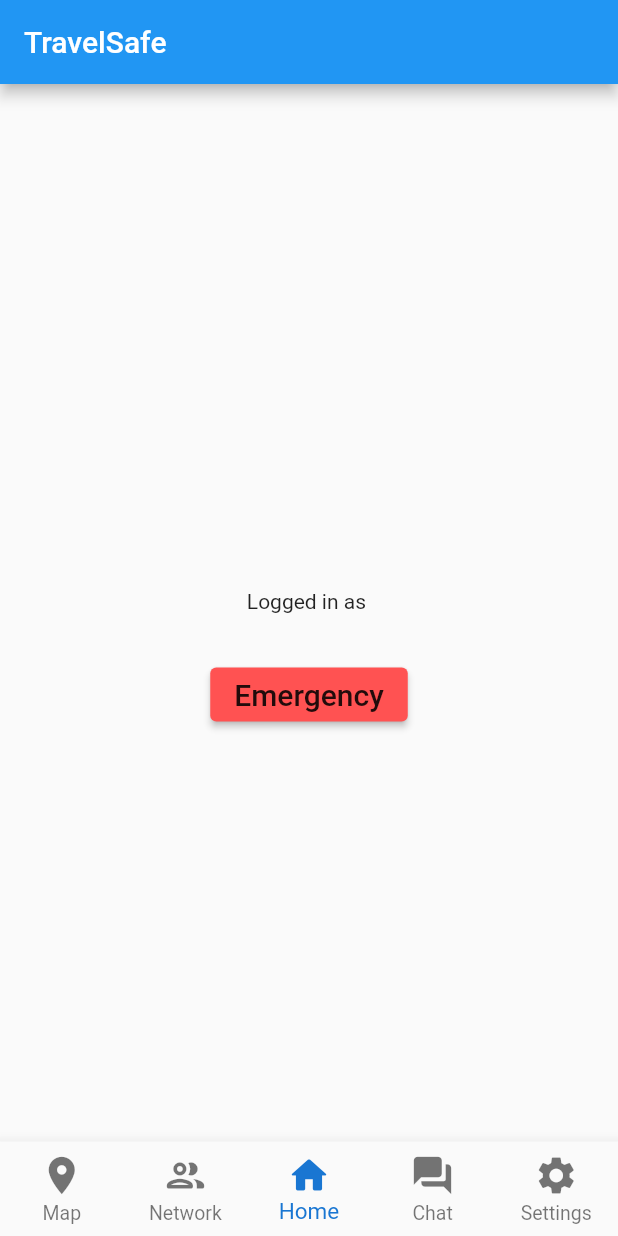
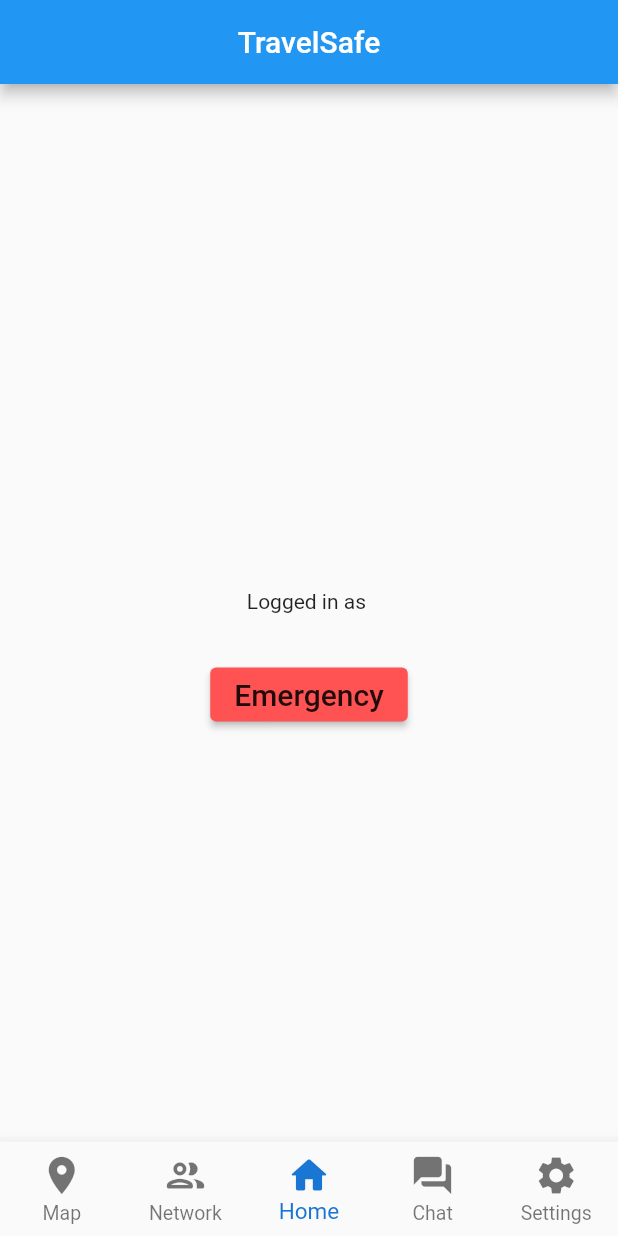
Before and after one commit to rminchin/travelsafe_code, a Flutter app: the HomePage screen opened directly with empty values, on a phone screen of 412 x 824 dp. Run offline on Flutter 3.47's test engine with Material 2 defaults, Android fonts, the phone set to English and light mode, and no system bars; our stand-ins replace cloud_firestore, firebase_core, shared_preferences; accounts and stored records are empty.

Commit message:
*created new helper for all devices *changed user.dart to no longer include autoLogin as a parameter *made appbar title centred for all screens so far for consistency

```diff
--- a/lib/emergency.dart
+++ b/lib/emergency.dart
@@ -16,6 +16,7 @@ class EmergencyState extends State<Emergency> {
   Widget build(BuildContext context) {
     return Scaffold(
         appBar: AppBar(
+          centerTitle: true,
             title: const Text("Emergency")
         ),
         body: Center(
--- a/lib/emergencyNoLogin.dart
+++ b/lib/emergencyNoLogin.dart
@@ -14,6 +14,7 @@ class EmergencyNoLoginState extends State<EmergencyNoLogin> {
   Widget build(BuildContext context) {
     return Scaffold(
           appBar: AppBar(
+            centerTitle: true,
               title: const Text("Emergency")
           ),
           body: Center(
--- a/lib/helpers/user.dart
+++ b/lib/helpers/user.dart
@@ -2,16 +2,14 @@ class User {
   String username;
   String password;
   String nickname;
-  int autoLogin;
 
-  User(this.username, this.password, this.nickname, this.autoLogin);
+  User(this.username, this.password, this.nickname);
 
   Map<String, dynamic> toMap() {
     return {
       'username': username,
       'password': password,
       'nickname': nickname,
-      'keepLoggedIn': autoLogin,
     };
   }
 }
--- a/lib/homepage.dart
+++ b/lib/homepage.dart
@@ -79,7 +79,8 @@ class HomePageState extends State<HomePage>
         child: Scaffold(
           extendBody: true,
           appBar: AppBar(
-              automaticallyImplyLeading: false, title: const Text("TravelSafe")),
+              automaticallyImplyLeading: false, centerTitle: true
+              ,title: const Text("TravelSafe")),
           body: widget2,
           bottomNavigationBar: BottomNavigationBar(
               type: BottomNavigationBarType.fixed,
```
Also changed, not shown: lib/helpers/device.dart (added, +15 -0 lines).
